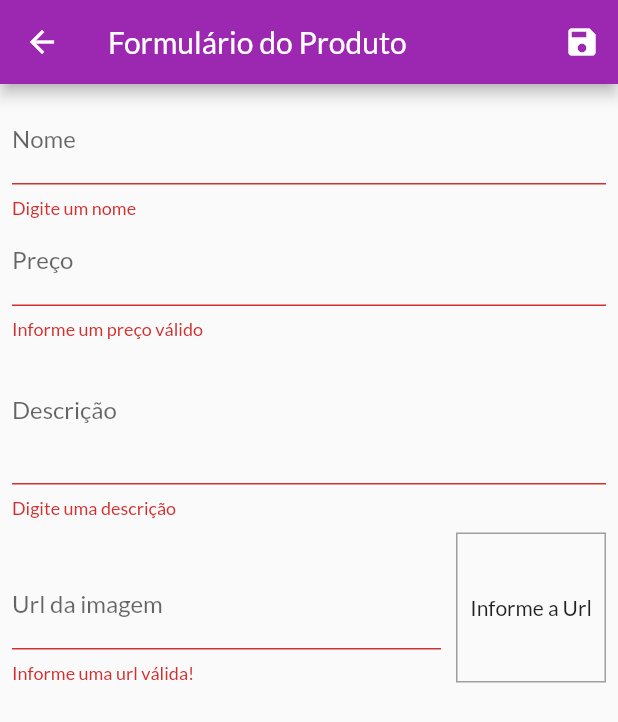
After one commit to drklucas/shop, a Flutter app: the ProductFormPage screen opened by its route, after a tap on the "save" icon, on a phone screen of 412 x 824 dp. The commit adds this screen. Shown: the top 722 px of the screen. Run offline on Flutter 3.47's test engine with Material 2 defaults, Android fonts, the phone set to English and light mode, and no system bars; network calls fail.

Commit message:
form-product feature

```diff
--- a/lib/main.dart
+++ b/lib/main.dart
@@ -6,6 +6,7 @@ import 'package:shop/models/product_list.dart';
 import 'package:shop/pages/cart_page.dart';
 import 'package:shop/pages/orders_page.dart';
 import 'package:shop/pages/product_detail_page.dart';
+import 'package:shop/pages/product_form_page.dart';
 import 'package:shop/pages/products_page.dart';
 import 'package:shop/pages/products_overview_page.dart';
 import 'package:shop/utils/app_routes.dart';
@@ -47,7 +48,8 @@ class MyApp extends StatelessWidget {
             AppRoutes.PRODUCT_DETAIL: (ctx) => ProductDetailPage(),
             AppRoutes.CART: (ctx) => CartPage(),
             AppRoutes.ORDERS: (ctx) => OrdersPage(),
-            AppRoutes.PRODUCTS: (ctx) => ProductsPage()
+            AppRoutes.PRODUCTS: (ctx) => ProductsPage(),
+            AppRoutes.PRODUCT_FORM: (ctx) => ProductFormPage()
           },
           debugShowCheckedModeBanner: false,
       ),
--- /dev/null
+++ b/lib/pages/product_form_page.dart
@@ -0,0 +1,219 @@
+
+import 'package:flutter/material.dart';
+import 'package:provider/provider.dart';
+import 'package:shop/models/product.dart';
+import 'package:shop/models/product_list.dart';
+
+class ProductFormPage extends StatefulWidget {
+
+  const ProductFormPage({ Key? key }) : super(key: key);
+
+  @override
+  _ProductFormPageState createState() => _ProductFormPageState();
+}
+
+class _ProductFormPageState extends State<ProductFormPage> {
+  final _priceFocus = FocusNode();
+  final _descriptionFocus = FocusNode();
+  final _imageUrlFocus = FocusNode();
+  final _imageUrlController = TextEditingController();
+
+  final _formKey = GlobalKey<FormState>();
+  final _formData = Map<String, Object>();
+
+  @override
+  void initState() {
+    super.initState();
+    _imageUrlFocus.addListener(updateImage);
+  }
+
+  @override
+  void didChangeDependencies() {
+    super.didChangeDependencies();
+
+    if(_formData.isEmpty) {
+      final arg = ModalRoute.of(context)?.settings.arguments;
+
+      if(arg != null) {
+        final product = arg as Product;
+        _formData['id'] = product.id;
+        _formData['name'] = product.name;
+        _formData['price'] = product.price;
+        _formData['description'] = product.description;
+        _formData['imageUrl'] = product.imageUrl;
+
+        _imageUrlController.text = product.imageUrl;
+      }
+    }
+  }
+
+  @override
+  void dispose () {
+    super.dispose();
+    _priceFocus.dispose();
+    _descriptionFocus.dispose();
+    _imageUrlFocus.removeListener(updateImage);
+    _imageUrlFocus.dispose();
+  }
+
+  void updateImage() {
+    setState(() {});
+  }
+
+  bool isValidImageUrl(String url) {
+    bool isValidUrl = Uri.tryParse(url)?.hasAbsolutePath ?? false;
+    bool endsWithFile = url.toLowerCase().endsWith('.jpg') ||
+      url.toLowerCase().endsWith('.png') ||
+      url.toLowerCase().endsWith('.jpeg');
+    return isValidUrl && endsWithFile;
+  }
+
+  void _submitForm() {
+    final isValid = _formKey.currentState?.validate() ?? false;
+
+    if(!isValid) {
+      return;
+    }
+
+    _formKey.currentState?.save();
+
+    Provider.of<ProductList>(
+      context,
+      listen: false
+      ).saveProduct(_formData);
+
+    Navigator.of(context).pop();
+  }
+
+
+
+   @override
+   Widget build(BuildContext context) {
+       return Scaffold(
+           appBar: AppBar(
+             title: const Text('Formulário do Produto'),
+             actions: [
+               IconButton(
+                 icon: Icon(Icons.save),
+               onPressed: _submitForm,
+               ),
+             ],
+             ),
+           body: Padding(
+             padding: const EdgeInsets.all(8.0),
+             child: Form(
+               key: _formKey,
+               child: ListView(
+                 children: [
+                   TextFormField(
+                     initialValue: _formData['name']?.toString(),
+                     decoration: const InputDecoration(labelText: 'Nome'),
+                     textInputAction: TextInputAction.next,
+                     onFieldSubmitted: (_) {
+                       FocusScope.of(context).requestFocus(_priceFocus);
+                     },
+                     onSaved: (name) => _formData['name'] = name ?? '',
+                     validator: (_name) {
+                       final name = _name ?? '';
+
+                       if(name.trim().isEmpty) {
+                         return 'Digite um nome';
+                       }
+                       if(name.trim().length < 3) {
+                         return 'O nome precisa ter no mín. 3 letras';
+                       }
+                       return null;
+                     }
+                   ),
+                   TextFormField(
+                     initialValue: _formData['price']?.toString(),
+                     decoration: const InputDecoration(labelText: 'Preço'),
+                     textInputAction: TextInputAction.next,
+                     focusNode: _priceFocus,
+                     keyboardType: const TextInputType.numberWithOptions(
+                       decimal: true
+                     ),
+                     onFieldSubmitted: (_) {
+                       FocusScope.of(context).requestFocus(_descriptionFocus);
+                     },
+                     onSaved: (price) => _formData['price'] = double.parse(price ?? ''),
+                     validator: (_price) {
+                       final priceString = _price ?? '';
+                       final price = double.tryParse(priceString) ?? -1;
+
+                       if(price <= 0) {
+                         return 'Informe um preço válido';
+                       }
+
+                       return null;
+                     }
+                   ),
+                   TextFormField(
+                     initialValue: _formData['description']?.toString(),
+                     decoration: const InputDecoration(labelText: 'Descrição'),
+                     focusNode: _descriptionFocus,
+                     keyboardType: TextInputType.multiline,
+                     maxLines: 3,
+                     onSaved: (description) => _formData['description'] = description ?? '',
+                     validator: (_description) {
+                       final description = _description ?? '';
+
+                       if(description.trim().isEmpty) {
+                         return 'Digite uma descrição';
+                       }
+                       if(description.trim().length < 15) {
+                         return 'A descrição precisa ter no mín. 15 letras';
+                       }
+                       return null;
+                     }
+                   ),
+                   Row(
+                     crossAxisAlignment: CrossAxisAlignment.end,
+                     children: [
+                       Expanded(
+                         child: TextFormField(
+                           decoration: InputDecoration(labelText: "Url da imagem"),
+                           keyboardType: TextInputType.url,
+                           textInputAction: TextInputAction.done,
+                           focusNode: _imageUrlFocus,
+                           controller: _imageUrlController,
+                           onFieldSubmitted: (_) => _submitForm(),
+                           onSaved: (imageUrl) => _formData['imageUrl'] = imageUrl ?? '',
+                           validator: (_imageUrl) {
+                             final imageUrl = _imageUrl ?? "";
+                             if(!isValidImageUrl(imageUrl)) {
+                               return 'Informe uma url válida!';
+                             }
+                             return null;
+                           }
+                         ),
+                       ),
+                       Container(
+                         height: 100,
+                         width: 100,
+                         margin: EdgeInsets.only(top: 10, left: 10),
+                         decoration: BoxDecoration(
+                           border: Border.all(
+                             color: Colors.grey,
+                             width: 1
+                           ),
+                         ),
+                         alignment: Alignment.center,
+                         child: _imageUrlController.text.isEmpty
+                         ? Text('Informe a Url')
+                         : FittedBox(
+                           child: Image.network(
+                             _imageUrlController.text,
+                             fit: BoxFit.fitWidth
+                             ),
+                         ),
+                       ),
+                     ],
+                   ),
+                 ],
+               ),
+               ),
+           ),
+       );
+  }
+}
--- a/lib/utils/app_routes.dart
+++ b/lib/utils/app_routes.dart
@@ -4,4 +4,5 @@ class AppRoutes {
   static const CART = '/cart';
   static const ORDERS = '/orders';
   static const PRODUCTS = '/products';
+  static const PRODUCT_FORM = '/product-form';
 }
```
Also changed, not shown: lib/components/product_item.dart (+21 -4 lines), lib/models/product_list.dart (+41 -0 lines), lib/pages/products_page.dart (+11 -1 lines).
